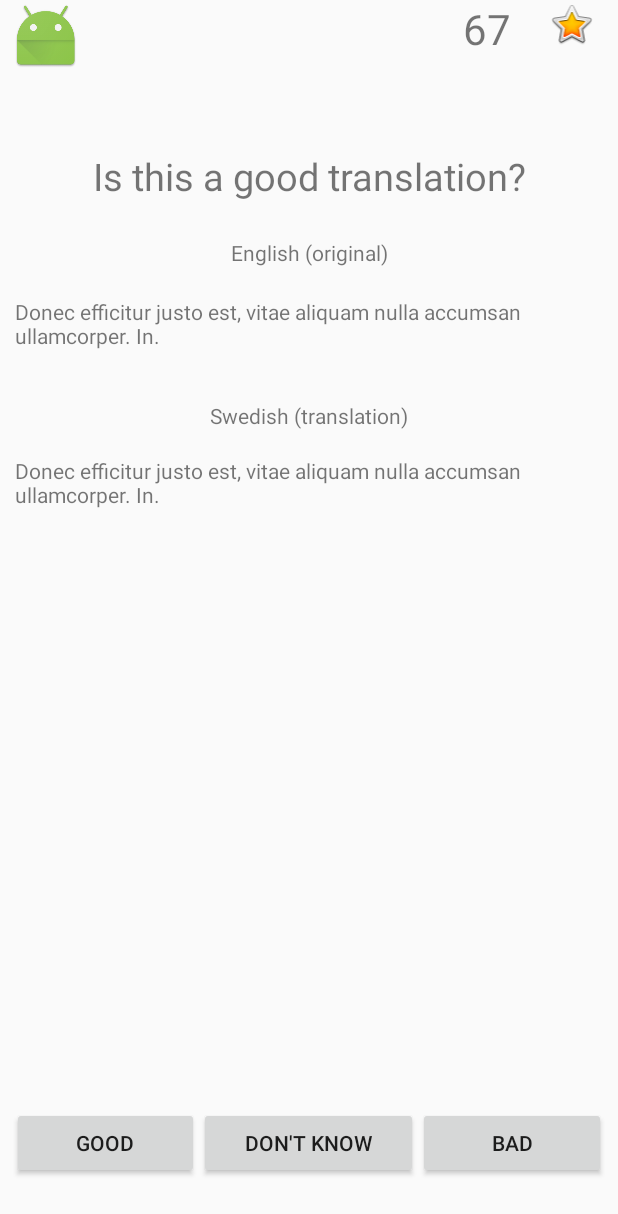
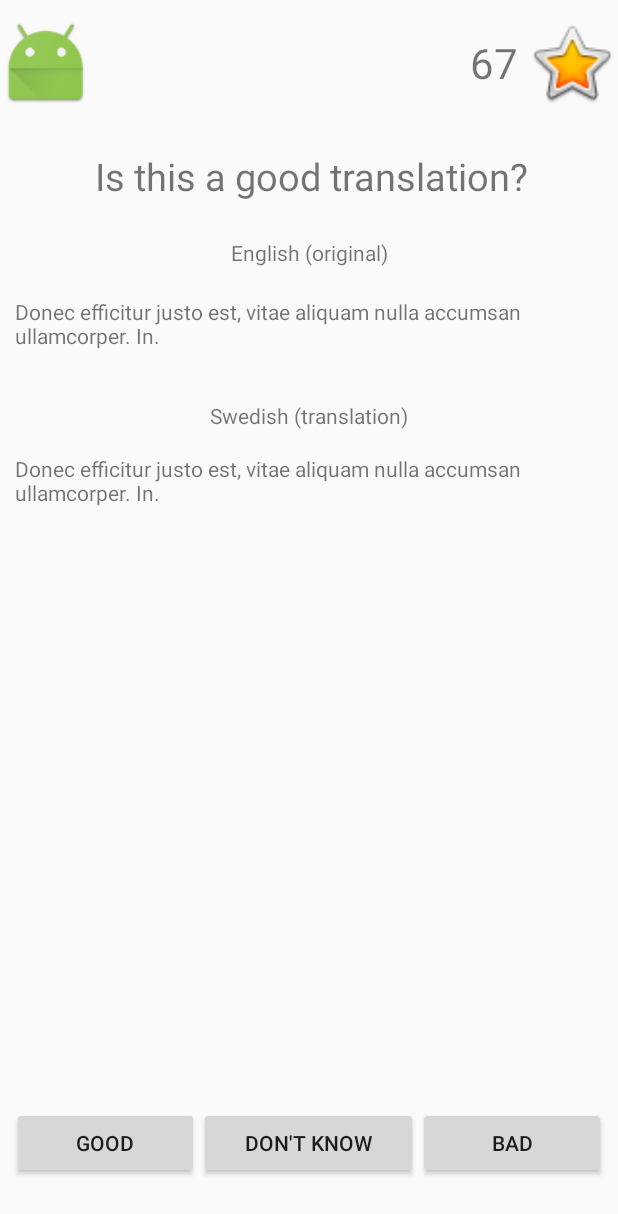
Before and after one commit to jflasson/KhantributeOpenhack17, an Android app: the layout activity_rating.xml on its own in the app's theme, with its tools: preview values and no code run, on a phone screen of 412 x 824 dp. Shown: the top 1214 px of the screen. Run offline under Robolectric (Android 15) with nearby library versions, the phone set to English and light mode, and no system bars.

```diff
--- a/android/KhanProof/app/src/main/res/layout/activity_rating.xml
+++ b/android/KhanProof/app/src/main/res/layout/activity_rating.xml
@@ -26,8 +26,8 @@
         android:layout_width="wrap_content"
         android:layout_height="wrap_content"
         android:layout_marginEnd="8dp"
-        android:layout_marginLeft="32dp"
-        android:layout_marginRight="32dp"
+        android:layout_marginLeft="8dp"
+        android:layout_marginRight="8dp"
         android:layout_marginStart="8dp"
         android:layout_marginTop="10dp"
         android:text="@string/lorem_ipsum"
@@ -57,10 +57,10 @@
         android:layout_width="wrap_content"
         android:layout_height="wrap_content"
         android:layout_marginEnd="32dp"
-        android:layout_marginLeft="8dp"
-        android:layout_marginRight="8dp"
+        android:layout_marginLeft="32dp"
+        android:layout_marginRight="32dp"
         android:layout_marginStart="32dp"
-        android:layout_marginTop="7dp"
+        android:layout_marginTop="6dp"
         android:text="@string/lorem_ipsum"
         app:layout_constraintLeft_toLeftOf="parent"
         app:layout_constraintRight_toRightOf="parent"
@@ -78,7 +78,7 @@
         android:layout_marginTop="100dp"
         android:text="Is this a good translation?"
         android:textSize="25sp"
-        app:layout_constraintHorizontal_bias="0.505"
+        app:layout_constraintHorizontal_bias="0.518"
         app:layout_constraintLeft_toLeftOf="parent"
         app:layout_constraintRight_toRightOf="parent"
         app:layout_constraintTop_toTopOf="parent" />
@@ -86,15 +86,15 @@
     <LinearLayout
         android:layout_width="0dp"
         android:layout_height="78dp"
+        android:layout_marginBottom="8dp"
+        android:layout_marginEnd="8dp"
+        android:layout_marginLeft="8dp"
+        android:layout_marginRight="8dp"
+        android:layout_marginStart="8dp"
         android:orientation="horizontal"
-        android:layout_marginRight="8dp"
-        app:layout_constraintRight_toRightOf="parent"
-        android:layout_marginLeft="8dp"
+        app:layout_constraintBottom_toBottomOf="parent"
         app:layout_constraintLeft_toLeftOf="parent"
-        app:layout_constraintBottom_toBottomOf="parent"
-        android:layout_marginBottom="8dp"
-        android:layout_marginStart="8dp"
-        android:layout_marginEnd="8dp">
+        app:layout_constraintRight_toRightOf="parent">
 
         <Button
             android:id="@+id/btnGood"
@@ -123,13 +123,10 @@
 
     <include
         layout="@layout/header"
-        android:layout_width="match_parent"
-        android:layout_height="wrap_content"
-        android:layout_marginLeft="0dp"
-        android:layout_marginRight="0dp"
+        android:layout_width="0dp"
+        android:layout_height="84dp"
         app:layout_constraintLeft_toLeftOf="parent"
         app:layout_constraintRight_toRightOf="parent"
-        app:layout_constraintTop_toTopOf="parent"
-        android:layout_marginTop="0dp" />
+        app:layout_constraintTop_toTopOf="parent" />
 
 </android.support.constraint.ConstraintLayout>
--- a/android/KhanProof/app/src/main/res/layout/header.xml
+++ b/android/KhanProof/app/src/main/res/layout/header.xml
@@ -7,7 +7,7 @@
     <ImageView
         android:id="@+id/logo"
         android:layout_width="0dp"
-        android:layout_height="wrap_content"
+        android:layout_height="match_parent"
         android:layout_weight="15"
         app:srcCompat="@mipmap/ic_launcher" />
 
@@ -21,15 +21,16 @@
     <TextView
         android:id="@+id/karma"
         android:layout_width="0dp"
-        android:layout_height="wrap_content"
+        android:layout_height="match_parent"
         android:layout_weight="10"
-        android:textSize="28sp"
-        android:text="67" />
+        android:gravity="center"
+        android:text="67"
+        android:textSize="28sp" />
 
     <ImageView
         android:id="@+id/profilepic"
         android:layout_width="0dp"
-        android:layout_height="wrap_content"
+        android:layout_height="match_parent"
         android:layout_weight="15"
         app:srcCompat="@android:drawable/btn_star_big_on" />
 </LinearLayout>
--- a/android/KhanProof/app/src/main/res/values/styles.xml
+++ b/android/KhanProof/app/src/main/res/values/styles.xml
@@ -6,6 +6,8 @@
         <item name="colorPrimary">@color/colorPrimary</item>
         <item name="colorPrimaryDark">@color/colorPrimaryDark</item>
         <item name="colorAccent">@color/colorAccent</item>
+        <item name="windowActionBar">false</item>
+        <item name="windowNoTitle">true</item>
     </style>
 
 </resources>
```
Also changed, not shown: 2 other files.
